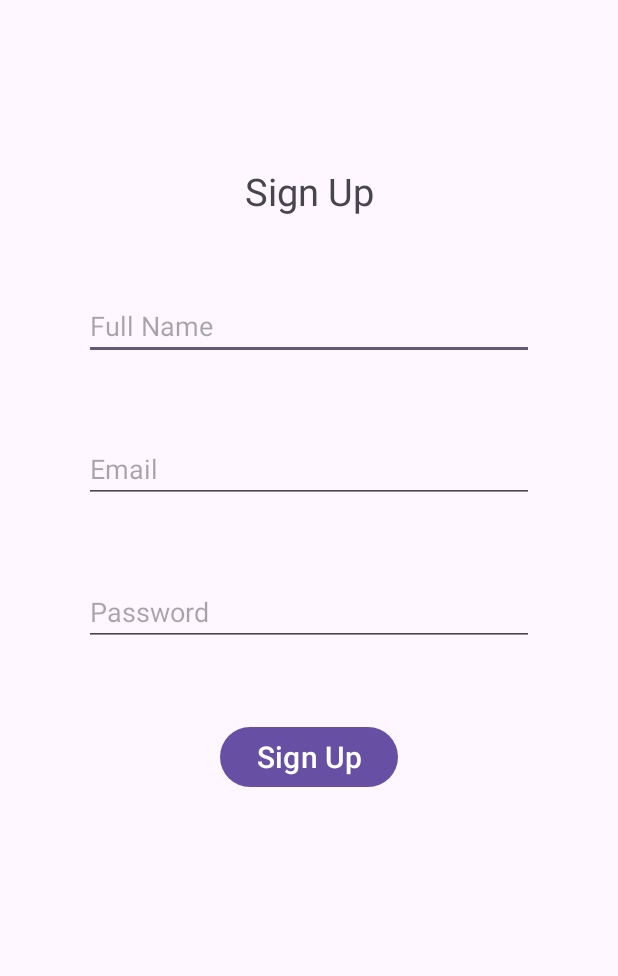
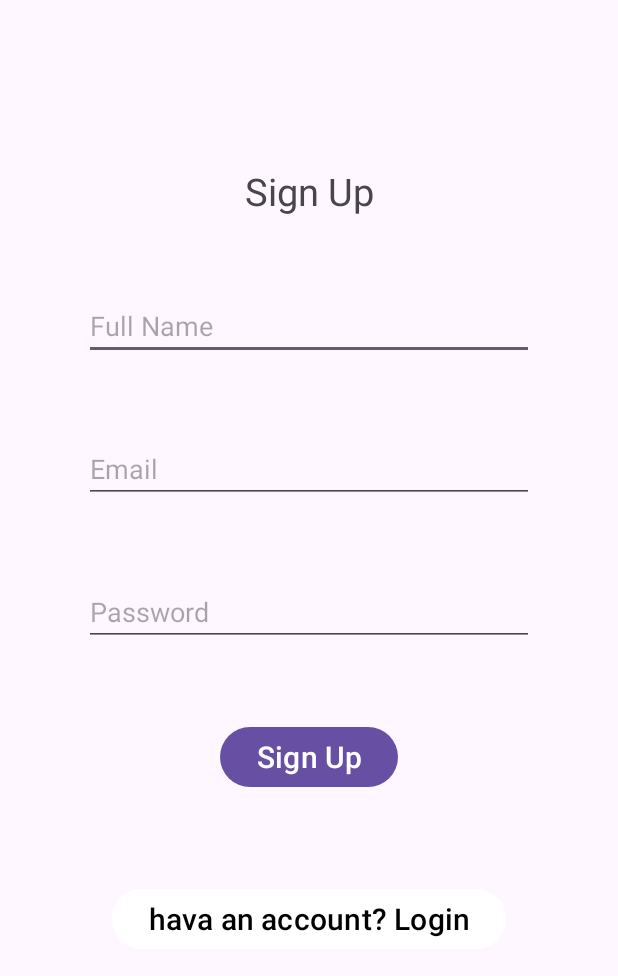
Before and after one commit to Kareem2003/Wagbat, an Android app: the Signup screen opened directly, with no data from a screen before it, on a phone screen of 412 x 824 dp. Shown: the top 976 px of the screen. Run offline under Robolectric (Android 15) with nearby library versions, the light colour scheme and no system bars; our stand-ins replace Firebase (no records; nobody signed in at launch, a user with empty details on screens opened directly).

Commit message:
signup and login Intent

```diff
--- a/app/src/main/java/com/example/wagbat/MyResturantAdapter.kt
+++ b/app/src/main/java/com/example/wagbat/MyResturantAdapter.kt
@@ -19,7 +19,7 @@ class MyResturantAdapter(private var myResturantData: Array<MyResturantData>, pr
         var textViewName: TextView = itemView.findViewById(R.id.textName)
     }
         fun setfilterlist(myResturantData: List<MyResturantData>){
-            this.myResturantData = myResturantData
+            this.myResturantData = myResturantData.toTypedArray()
             notifyDataSetChanged()
         }
 
--- a/app/src/main/java/com/example/wagbat/Signup.kt
+++ b/app/src/main/java/com/example/wagbat/Signup.kt
@@ -21,6 +21,12 @@ class Signup : AppCompatActivity() {
         var email = findViewById<EditText>(R.id.email)
         var password = findViewById<EditText>(R.id.password)
         var signupBtn = findViewById<Button>(R.id.signupBtn)
+        var goLogin = findViewById<Button>(R.id.goLogin)
+
+        goLogin.setOnClickListener {
+            var intent = Intent(this, login::class.java)
+            startActivity(intent)
+        }
 
         signupBtn.setOnClickListener{
             var emailTxt = email.text.toString()
--- a/app/src/main/java/com/example/wagbat/login.kt
+++ b/app/src/main/java/com/example/wagbat/login.kt
@@ -22,6 +22,12 @@ class login : AppCompatActivity() {
         var email = findViewById<EditText>(R.id.email)
         var password = findViewById<EditText>(R.id.password)
         var loginBtn = findViewById<Button>(R.id.loginBtn)
+        var goSignup = findViewById<Button>(R.id.goSignup)
+
+        goSignup.setOnClickListener {
+            var intent = Intent(this, Signup::class.java)
+            startActivity(intent)
+        }
 
         loginBtn.setOnClickListener{
             var emailTxt = email.text.toString()
--- a/app/src/main/res/layout/activity_signup.xml
+++ b/app/src/main/res/layout/activity_signup.xml
@@ -59,4 +59,17 @@
         android:textSize="20sp"
         />
 
+    <Button
+        android:id="@+id/goLogin"
+        android:layout_width="wrap_content"
+        android:layout_height="wrap_content"
+        android:text="hava an account? Login"
+        android:layout_below="@+id/signupBtn"
+        android:layout_centerHorizontal="true"
+        android:backgroundTint="#fff"
+        android:textColor="@color/black"
+        android:layout_marginTop="60dp"
+        android:textSize="20sp"
+        />
+
 </RelativeLayout>
```
Also changed, not shown: app/src/main/res/layout/activity_login.xml (+13 -0 lines).
